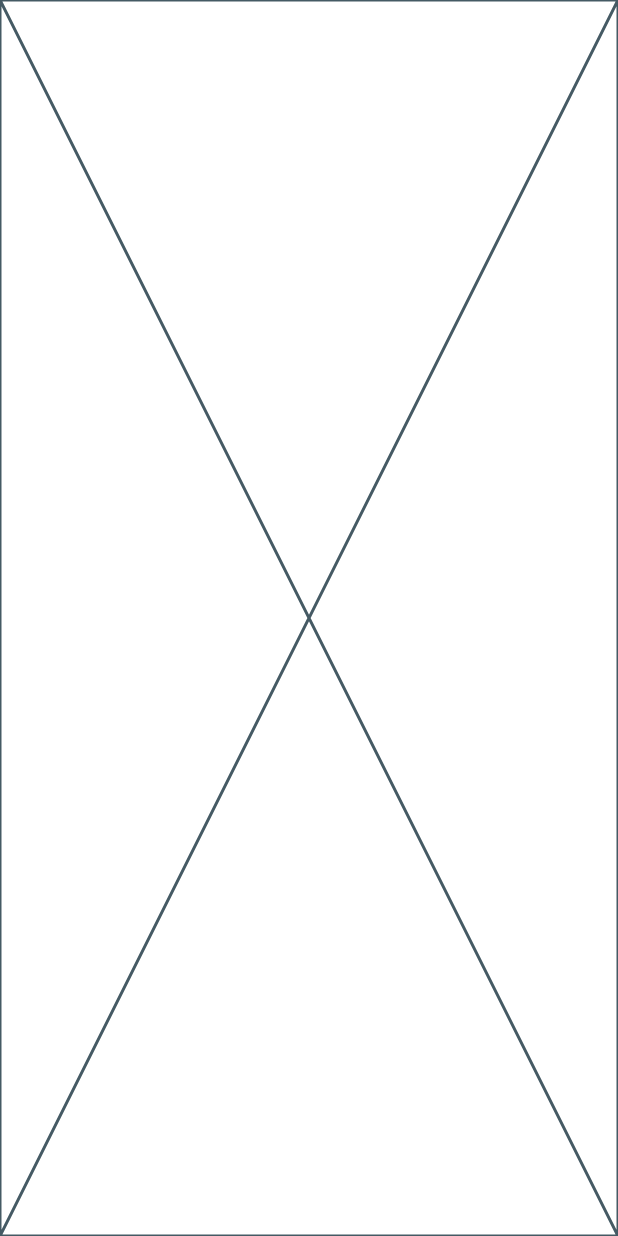
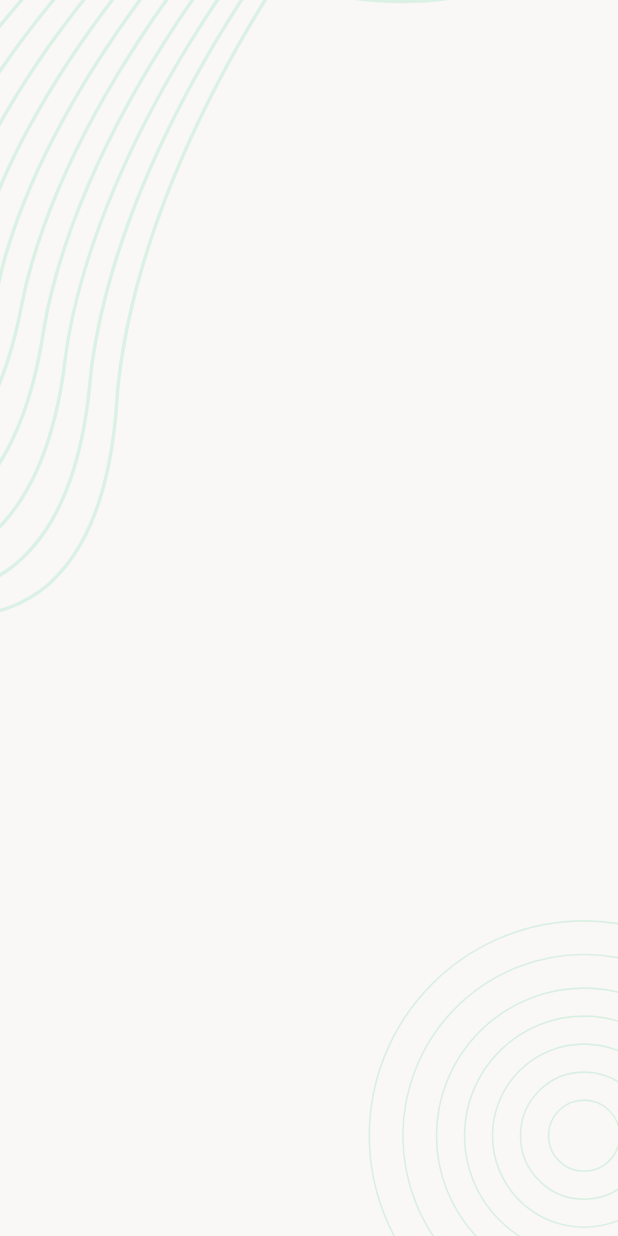
Before and after one commit to Ridoy-paul/flutter-task-management-app, a Flutter app: the screen it shows after launch, on a phone screen of 412 x 824 dp. Run offline on Flutter 3.47's test engine with Material 2 defaults, Android fonts, the light colour scheme and no system bars; our stand-ins replace flutter_svg.

Commit message:
updated changes

```diff
--- a/lib/main.dart
+++ b/lib/main.dart
@@ -1,4 +1,5 @@
 import 'package:flutter/material.dart';
+import 'package:flutter_task_management_app/ui/screens/splash_screen.dart';
 
 void main() => runApp(TaskManagementapp());
 
@@ -7,6 +8,9 @@ class TaskManagementapp extends StatelessWidget {
 
   @override
   Widget build(BuildContext context) {
-    return const Placeholder();
+    return MaterialApp(
+      debugShowCheckedModeBanner: false,
+      home: SplashScreen(),
+    );
   }
 }
--- /dev/null
+++ b/lib/ui/screens/splash_screen.dart
@@ -0,0 +1,29 @@
+import 'package:flutter/material.dart';
+import 'package:flutter_svg/svg.dart';
+
+class SplashScreen extends StatefulWidget {
+  const SplashScreen({super.key});
+
+  @override
+  State<SplashScreen> createState() => _SplashScreenState();
+}
+
+class _SplashScreenState extends State<SplashScreen> {
+  @override
+  Widget build(BuildContext context) {
+    return Scaffold(
+      body: SafeArea(
+        child: Stack(
+          children: [
+            SvgPicture.asset(
+              "assets/images/background.svg",
+              width: double.infinity,
+              height: double.infinity,
+              fit: BoxFit.cover,
+            ),
+          ],
+        ),
+      ),
+    );
+  }
+}
```
Also changed, not shown: pubspec.yaml (+4 -3 lines), assets/images/background.svg (added), assets/images/logo.svg (added), pubspec.lock.
